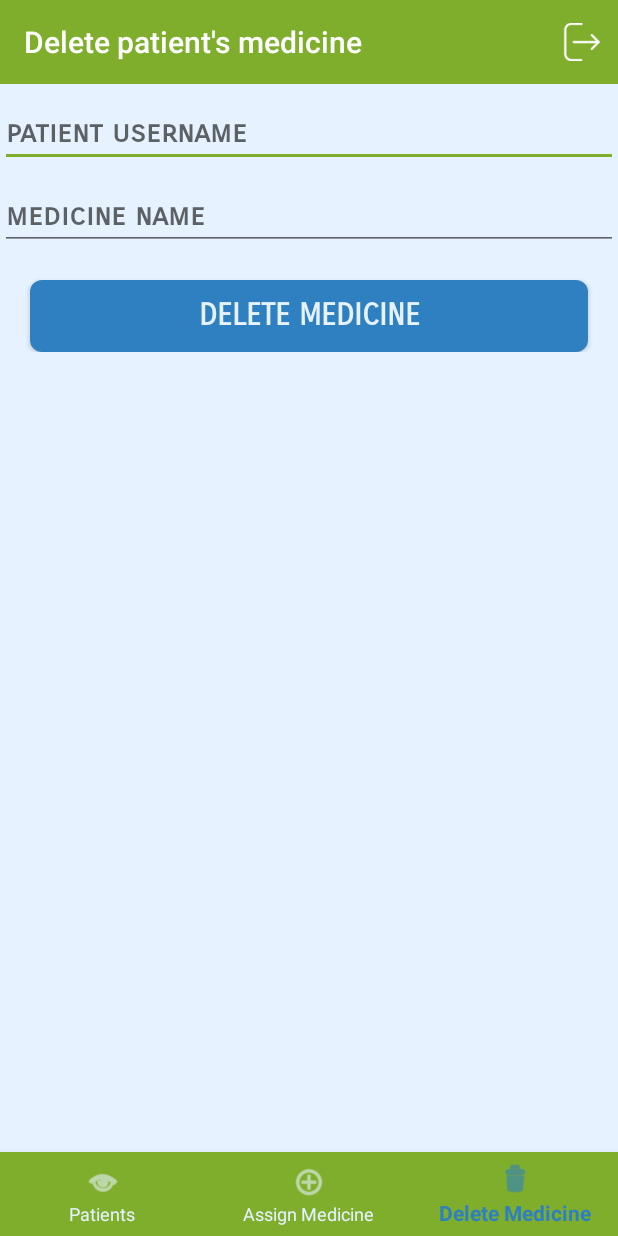
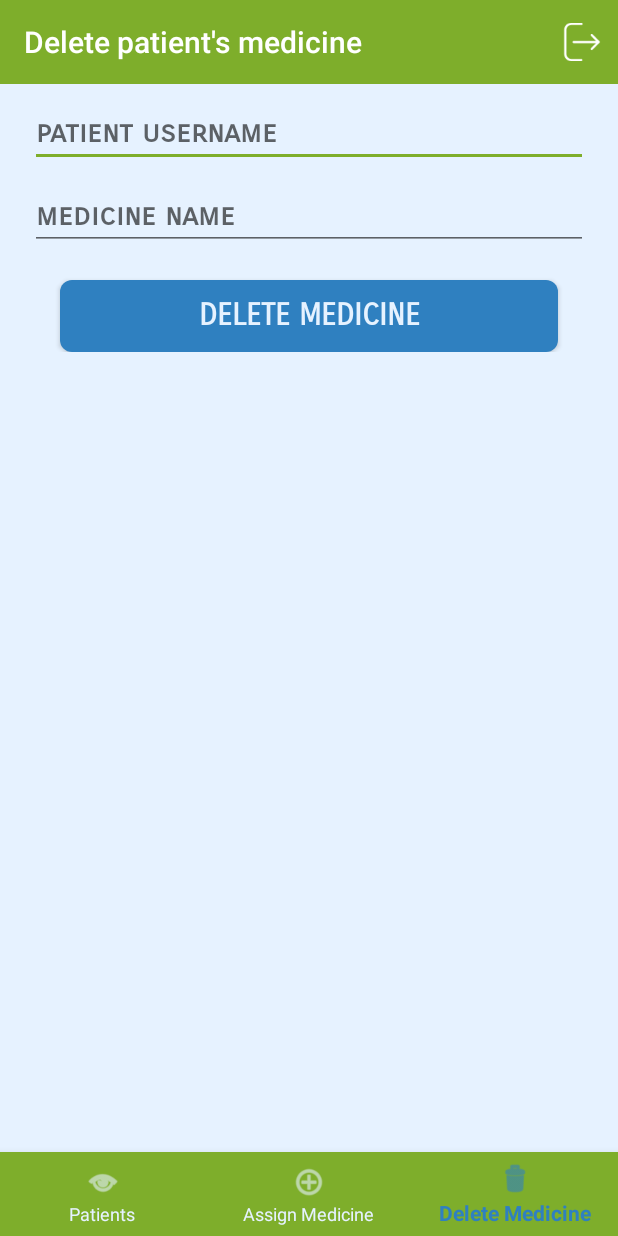
Before and after one commit to lorexsan/MyMedicine, an Android app: the DeleteMedicationActivity screen opened directly, with no data from a screen before it, on a phone screen of 412 x 824 dp. Run offline under Robolectric (Android 15) with nearby library versions, the phone set to English and light mode, and no system bars; our stand-ins replace Firebase (no records; nobody signed in at launch, a user with empty details on screens opened directly).

Commit message:
Margin added for delete medication

```diff
--- a/app/src/main/res/layout/activity_delete_medication.xml
+++ b/app/src/main/res/layout/activity_delete_medication.xml
@@ -10,6 +10,7 @@
         android:layout_width="match_parent"
         android:layout_height="match_parent"
         android:orientation="vertical"
+        android:background="@color/colorPrimary"
         tools:layout_editor_absoluteX="225dp"
         tools:layout_editor_absoluteY="170dp">
 
@@ -25,7 +26,9 @@
             android:layout_width="match_parent"
             android:layout_height="wrap_content"
             android:background="@color/colorPrimary"
-            android:orientation="vertical">
+            android:orientation="vertical"
+            android:layout_marginRight="20dp"
+            android:layout_marginLeft="20dp">
 
             <EditText
                 android:id="@+id/patient_username"
```
